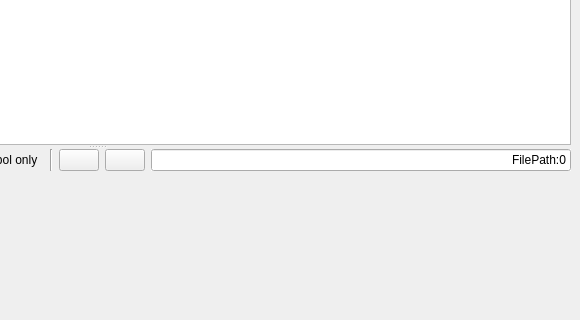
The window that gui/ui/mainWindow.ui (teungri/CodeQueryTgr) describes before a commit, drawn with Qt 5; both pictures show x 387 to 967 and y 242 to 562 of the 967 by 813 pixel window.
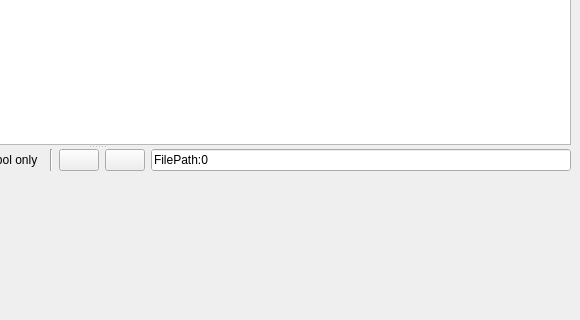
The same window after the commit. Icons and pictures are not drawn. Custom widgets are drawn as their Qt base class.

Commit message: Selected foreground color black. File text box, align left

The edit to the form file:
```diff
--- a/gui/ui/mainWindow.ui
+++ b/gui/ui/mainWindow.ui
@@ -597,6 +597,9 @@
             <property name="acceptDrops">
              <bool>false</bool>
             </property>
+            <property name="layoutDirection">
+             <enum>Qt::LeftToRight</enum>
+            </property>
             <property name="autoFillBackground">
              <bool>true</bool>
             </property>
@@ -604,7 +607,7 @@
              <string>FilePath:0</string>
             </property>
             <property name="alignment">
-             <set>Qt::AlignRight|Qt::AlignTrailing|Qt::AlignVCenter</set>
+             <set>Qt::AlignLeading|Qt::AlignLeft|Qt::AlignVCenter</set>
             </property>
             <property name="readOnly">
              <bool>true</bool>
```
Left out of the diff: 41 changed lines with no effect on the pictures. The commit also changes 1 other file.
